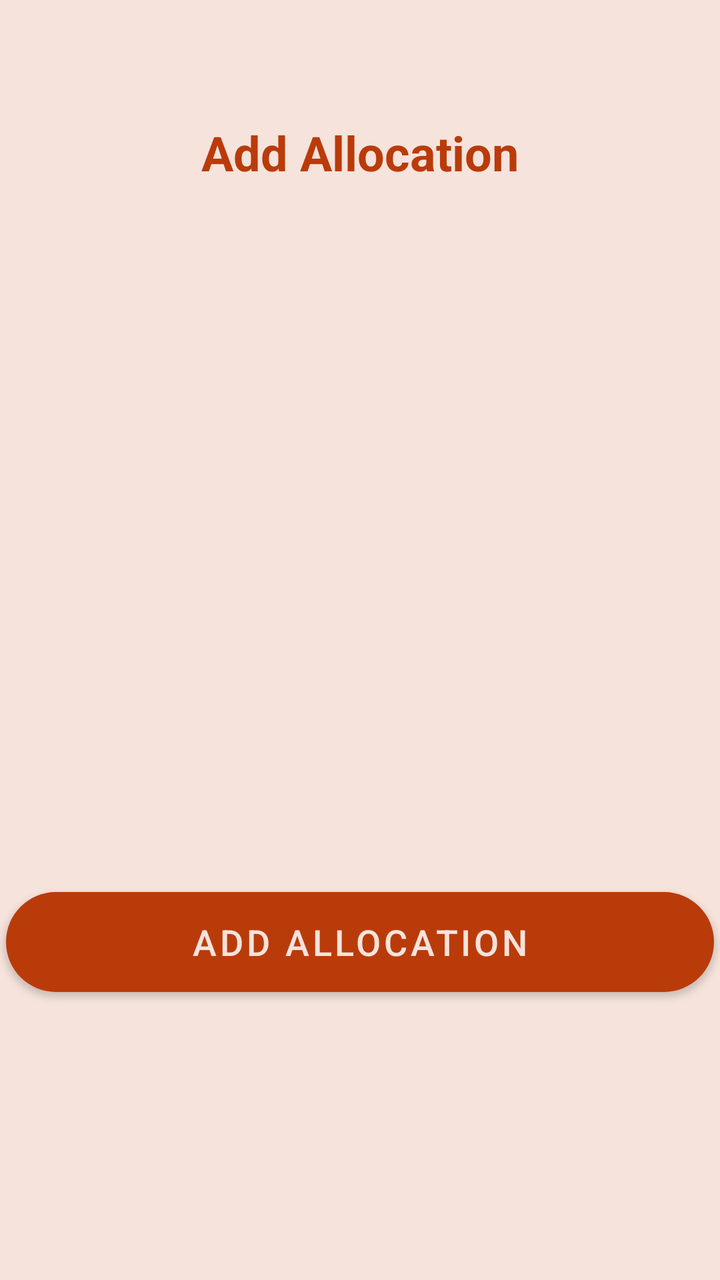
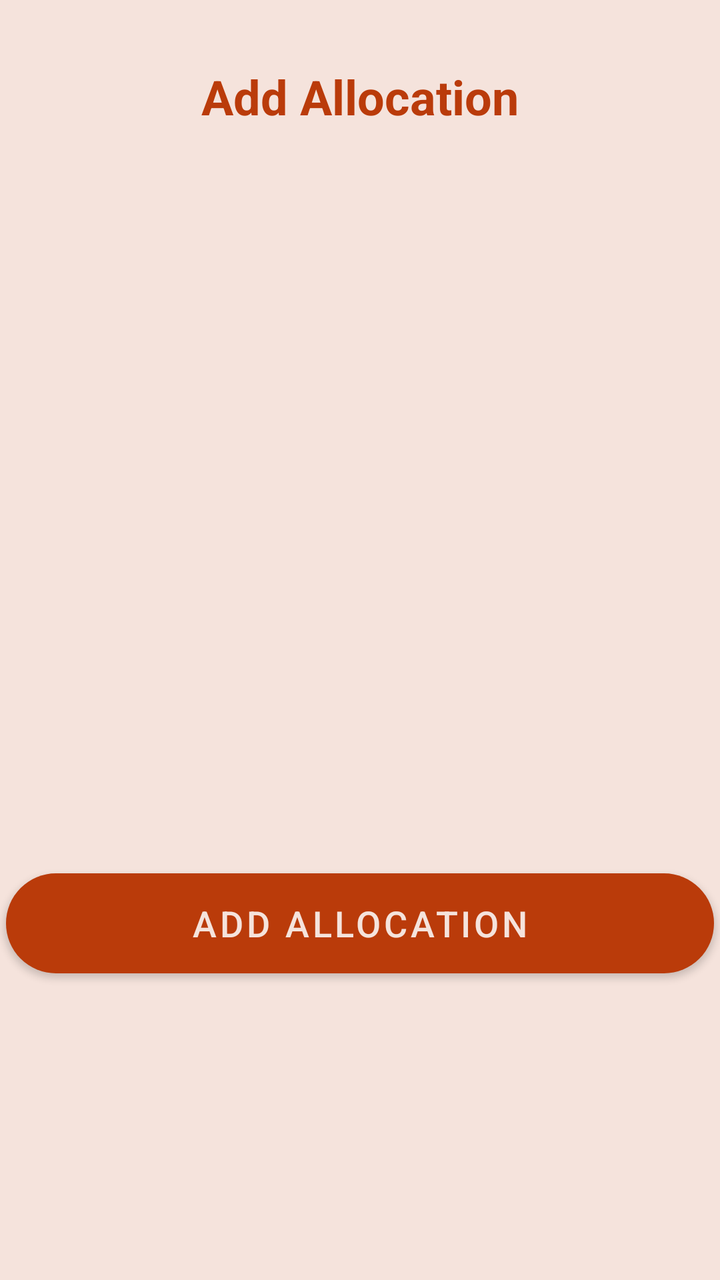

Before-and-after screenshots of an Android layout around one commit, followed by the original layout XML and the change that was made.
<!-- AndroidManifest.xml: application theme Theme.BudgetBuddy -->
<!-- res/layout/fragment_add_allocation.xml -->
<?xml version="1.0" encoding="utf-8"?>
<androidx.constraintlayout.widget.ConstraintLayout xmlns:android="http://schemas.android.com/apk/res/android"
    xmlns:app="http://schemas.android.com/apk/res-auto"
    xmlns:tools="http://schemas.android.com/tools"
    android:layout_width="match_parent"
    android:layout_height="match_parent"
    android:background="@color/brown_100"
    tools:context=".ui.add_expense.ExpenseFragment">

    <Button
        android:id="@+id/btnAddAllocation"
        android:layout_width="354dp"
        android:layout_height="50dp"
        android:layout_marginTop="32dp"
        android:background="@drawable/rounded_corner"

        android:text="@string/txtaddnewallocation"
        android:textSize="18sp"
        app:layout_constraintBottom_toBottomOf="parent"
        app:layout_constraintEnd_toEndOf="parent"
        app:layout_constraintHorizontal_bias="0.491"
        app:layout_constraintStart_toStartOf="parent"
        app:layout_constraintTop_toBottomOf="@+id/recyclerViewBudgetLineItem"
        app:layout_constraintVertical_bias="0.23000002"
        tools:ignore="DuplicateSpeakableTextCheck,VisualLintButtonSize" />

    <TextView
        android:id="@+id/txtBudgetTitle"
        android:layout_width="wrap_content"
        android:layout_height="wrap_content"
        android:layout_marginTop="60dp"
        android:text="@string/add_allocation"
        android:textColor="@color/red_200"
        android:textSize="24sp"
        android:textStyle="bold"
        app:layout_constraintEnd_toEndOf="parent"
        app:layout_constraintStart_toStartOf="parent"
        app:layout_constraintTop_toTopOf="parent" />

    <androidx.recyclerview.widget.RecyclerView
        android:id="@+id/recyclerViewBudgetLineItem"
        android:layout_width="match_parent"
        android:layout_height="wrap_content"
        android:layout_marginStart="32dp"
        android:layout_marginTop="2dp"
        android:layout_marginEnd="32dp"
        android:layout_marginBottom="32dp"
        app:layout_constraintBottom_toTopOf="@+id/btnAddAllocation"
        app:layout_constraintEnd_toEndOf="parent"
        app:layout_constraintHorizontal_bias="0.0"
        app:layout_constraintStart_toStartOf="parent"
        app:layout_constraintTop_toBottomOf="@+id/txtBudgetTitle"
        app:layout_constraintVertical_bias="0.38" />
</androidx.constraintlayout.widget.ConstraintLayout>
<!-- resources referenced by this layout -->
<resources>
  <color name="brown_100">#F5E3DC</color>
  <color name="red_200">#BA3B0A</color>
  <!-- drawable rounded_corner (drawable) -->
  <?xml version="1.0" encoding="utf-8"?>
  <shape  xmlns:android="http://schemas.android.com/apk/res/android">
  <corners android:radius="50dp"/>
      <solid android:color="@color/red_200" />
  </shape>
  <string name="add_allocation">Add Allocation</string>
  <string name="txtaddnewallocation">ADD ALLOCATION</string>
  <style name="Theme.BudgetBuddy" parent="Theme.MaterialComponents.DayNight.DarkActionBar">
          
          <item name="colorPrimary">@color/red_200</item>
          <item name="colorPrimaryVariant">@color/red_700</item>
          <item name="colorOnPrimary">@color/brown_100</item>
          
          <item name="colorSecondary">@color/brown_500</item>
          <item name="colorSecondaryVariant">@color/brown_700</item>
          <item name="colorOnSecondary">@color/light_brown</item>
          
          <item name="android:statusBarColor">?attr/colorPrimary</item>
          
          <item name="android:windowBackground">@color/red_200</item>
      </style>
  <color name="red_700">#86042F</color>
  <color name="brown_500">#d5896c</color>
  <color name="brown_700">#B88572</color>
  <color name="light_brown">#FFF5ED</color>
</resources>

<!-- the commit's change to res/layout/fragment_add_allocation.xml (unified diff, before → after) -->
@@ -28,7 +28,7 @@
         android:id="@+id/txtBudgetTitle"
         android:layout_width="wrap_content"
         android:layout_height="wrap_content"
-        android:layout_marginTop="60dp"
+        android:layout_marginTop="32dp"
         android:text="@string/add_allocation"
         android:textColor="@color/red_200"
         android:textSize="24sp"
